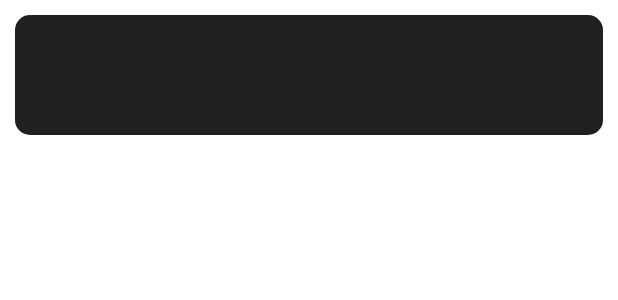
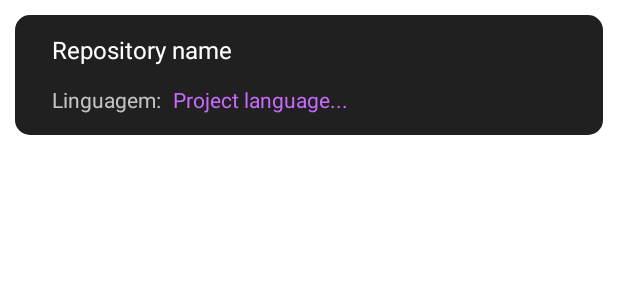
Before and after one commit to GustavoHenriqueDK/Github-API-for-user-search, an Android app: the layout recycler_view_repository_layout.xml on its own in the app's theme, with its tools: preview values and no code run, on a phone screen of 412 x 824 dp. Shown: the top 300 px of the screen. Run offline under Robolectric (Android 15) with nearby library versions, the phone set to English and light mode, and no system bars.

Commit message:
- recycler view layout done;

```diff
--- a/app/src/main/res/layout/recycler_view_repository_layout.xml
+++ b/app/src/main/res/layout/recycler_view_repository_layout.xml
@@ -10,4 +10,53 @@
     android:layout_marginTop="10dp"
     android:layout_marginRight="10dp"
     android:layout_marginBottom="10dp"
-    android:background="@drawable/recycler_view_shape"></androidx.constraintlayout.widget.ConstraintLayout>
+    android:background="@drawable/recycler_view_shape">
+
+    <TextView
+        android:id="@+id/textViewRepositoryName"
+        android:layout_width="wrap_content"
+        android:layout_height="wrap_content"
+        android:layout_marginStart="10dp"
+        android:layout_marginLeft="10dp"
+        android:layout_marginEnd="10dp"
+        android:layout_marginRight="10dp"
+        android:text="Repository name"
+        android:textColor="@color/colorWhite"
+        android:textSize="16sp"
+        app:layout_constraintBottom_toBottomOf="parent"
+        app:layout_constraintEnd_toEndOf="parent"
+        app:layout_constraintHorizontal_bias="0.059"
+        app:layout_constraintStart_toStartOf="parent"
+        app:layout_constraintTop_toTopOf="parent"
+        app:layout_constraintVertical_bias="0.20999998" />
+
+    <TextView
+        android:id="@+id/textView7"
+        android:layout_width="wrap_content"
+        android:layout_height="wrap_content"
+        android:layout_marginStart="20dp"
+        android:layout_marginLeft="20dp"
+        android:text="Linguagem:"
+        android:textColor="@color/colorGrey"
+        app:layout_constraintBottom_toBottomOf="parent"
+        app:layout_constraintEnd_toEndOf="parent"
+        app:layout_constraintHorizontal_bias="0.016"
+        app:layout_constraintStart_toStartOf="parent"
+        app:layout_constraintTop_toBottomOf="@+id/textViewRepositoryName"
+        app:layout_constraintVertical_bias="0.483" />
+
+    <TextView
+        android:id="@+id/textView8"
+        android:layout_width="wrap_content"
+        android:layout_height="wrap_content"
+        android:layout_marginEnd="10dp"
+        android:layout_marginRight="10dp"
+        android:text="Project language..."
+        android:textColor="#C86BFD"
+        app:layout_constraintBottom_toBottomOf="parent"
+        app:layout_constraintEnd_toEndOf="parent"
+        app:layout_constraintHorizontal_bias="0.046"
+        app:layout_constraintStart_toEndOf="@+id/textView7"
+        app:layout_constraintTop_toBottomOf="@+id/textViewRepositoryName"
+        app:layout_constraintVertical_bias="0.483" />
+</androidx.constraintlayout.widget.ConstraintLayout>
```
